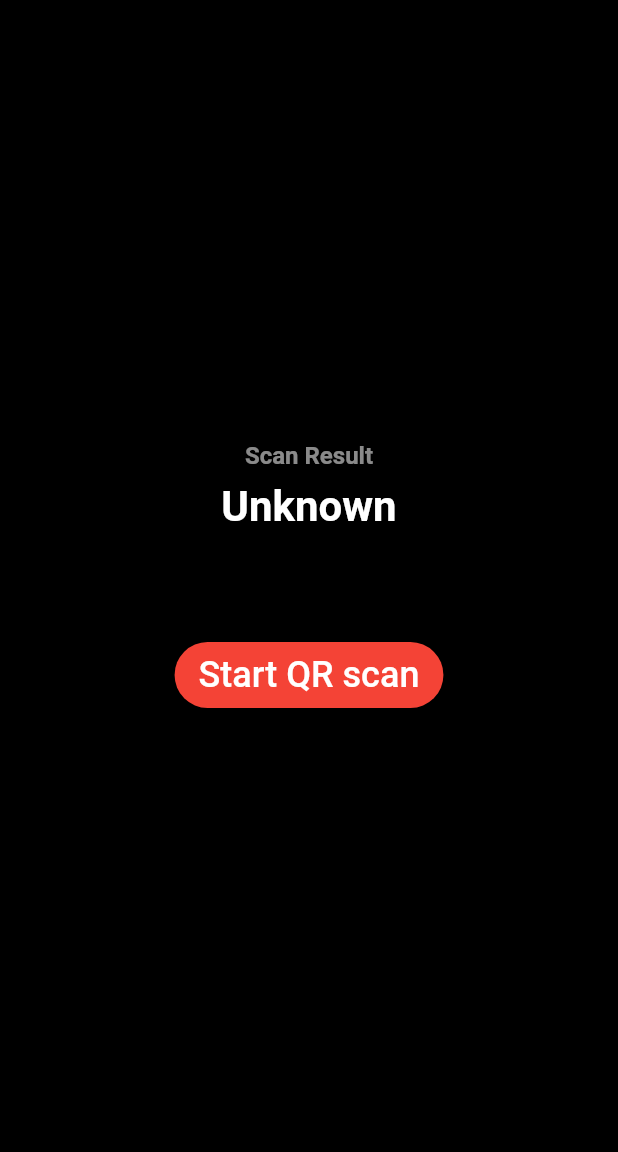
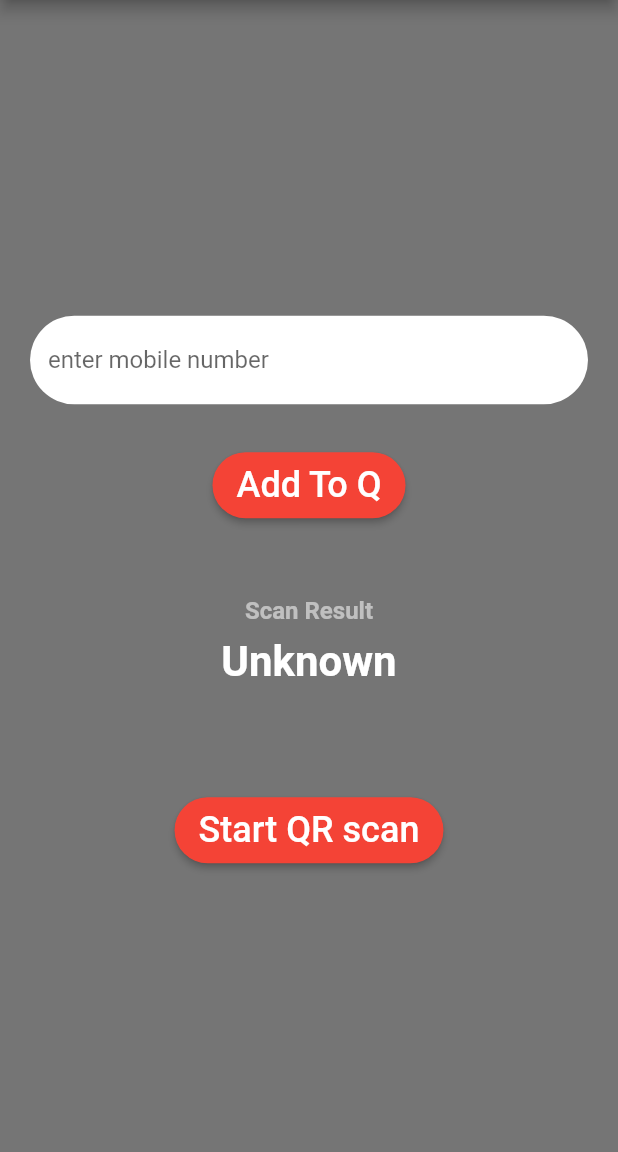
Before and after one commit to tamzidpeace/VQ_Mobile_App, a Flutter app: the screen it shows after launch, after a tap on "Scan QR Code", on a phone screen of 412 x 824 dp, the part 84-1236 px from its top. Run offline on Flutter 3.47's test engine with Material 2 defaults, Android fonts, the phone set to English and light mode, and no system bars; our stand-ins replace barcode_widget; missing offline and left inert: flutter_barcode_scanner; network calls fail.

Commit message:
add to queue button added

```diff
--- a/lib/main.dart
+++ b/lib/main.dart
@@ -23,7 +23,7 @@ class MyApp extends StatelessWidget {
         title: title,
         theme: ThemeData(
           primaryColor: Colors.red,
-          scaffoldBackgroundColor: Colors.black,
+          scaffoldBackgroundColor: Colors.grey[600],
         ),
         home: MainPage(title: title),
       );
--- a/lib/page/qr_scan_page.dart
+++ b/lib/page/qr_scan_page.dart
@@ -24,6 +24,33 @@ class _QRScanPageState extends State<QRScanPage> {
           child: Column(
             mainAxisAlignment: MainAxisAlignment.center,
             children: <Widget>[
+              Column(
+                children: [
+                  Padding(
+                    padding: const EdgeInsets.all(20.0),
+                    child: TextField(
+                        decoration: InputDecoration(
+                      fillColor: Colors.white,
+                      filled: true,
+                      hintText: 'enter mobile number',
+                      border: OutlineInputBorder(
+                        borderRadius: BorderRadius.circular(50),
+                        borderSide: BorderSide(
+                          width: 0,
+                          style: BorderStyle.none,
+                        ),
+                      ),
+                    )),
+                  ),
+                  SizedBox(
+                    height: 10,
+                  ),
+                  ButtonWidget(text: 'Add To Q', onClicked: () => addToQueue()),
+                ],
+              ),
+              SizedBox(
+                height: 50,
+              ),
               Text(
                 'Scan Result',
                 style: TextStyle(
@@ -88,4 +115,8 @@ class _QRScanPageState extends State<QRScanPage> {
       qrCode = 'Failed to get platform version.';
     }
   }
+
+  Future<void> addToQueue() async {
+    print(123);
+  }
 }
```
